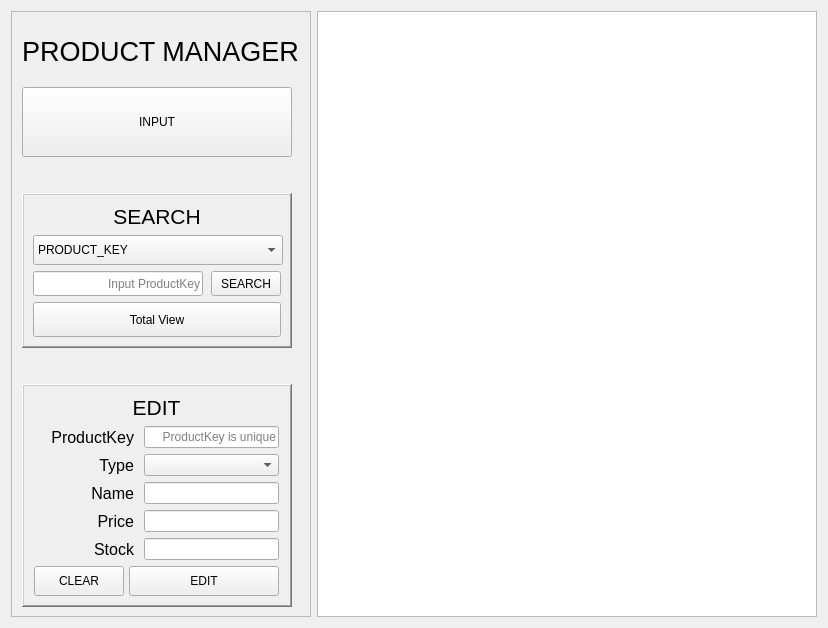
AndaCondaa/Project_CustomerManagementApp, file CustomerManagementAPP/Admin/productmanager.ui: the form before one commit.
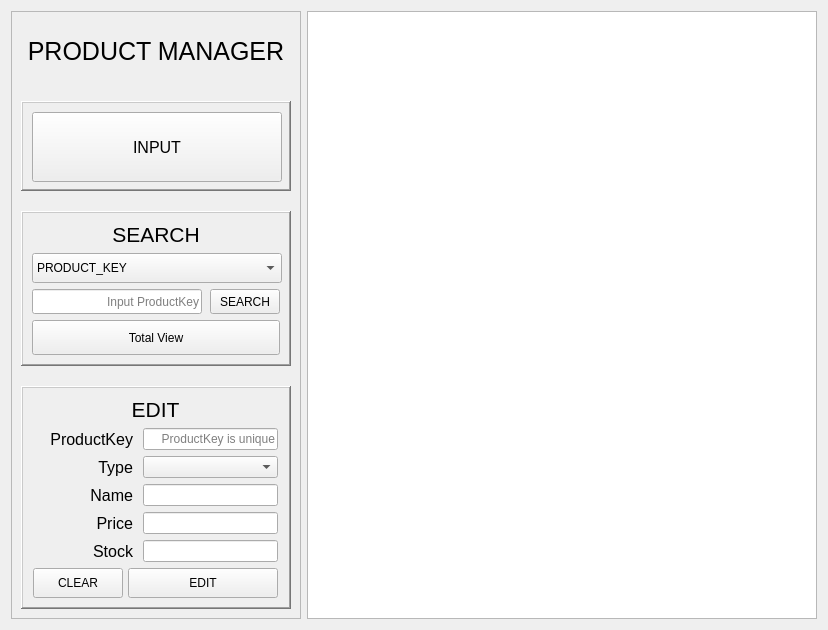
The form after the commit. Icons and pictures are not drawn.

What changed in the file:
```diff
--- a/CustomerManagementAPP/Admin/productmanager.ui
+++ b/CustomerManagementAPP/Admin/productmanager.ui
@@ -13,11 +13,23 @@
   <property name="windowTitle">
    <string>Form</string>
   </property>
-  <layout class="QGridLayout" name="gridLayout_4">
+  <layout class="QGridLayout" name="gridLayout_5">
    <item row="0" column="0">
     <layout class="QHBoxLayout" name="horizontalLayout_8">
      <item>
       <widget class="QFrame" name="frame_3">
+       <property name="minimumSize">
+        <size>
+         <width>290</width>
+         <height>0</height>
+        </size>
+       </property>
+       <property name="maximumSize">
+        <size>
+         <width>290</width>
+         <height>16777215</height>
+        </size>
+       </property>
        <property name="frameShape">
         <enum>QFrame::StyledPanel</enum>
        </property>
@@ -27,11 +39,26 @@
        <layout class="QGridLayout" name="gridLayout_3">
         <item row="0" column="0">
          <layout class="QVBoxLayout" name="verticalLayout_3">
+          <property name="spacing">
+           <number>20</number>
+          </property>
           <item>
            <widget class="QLabel" name="label">
+            <property name="minimumSize">
+             <size>
+              <width>0</width>
+              <height>60</height>
+             </size>
+            </property>
+            <property name="maximumSize">
+             <size>
+              <width>16777215</width>
+              <height>60</height>
+             </size>
+            </property>
             <property name="font">
              <font>
-              <pointsize>20</pointsize>
+              <pointsize>19</pointsize>
              </font>
             </property>
             <property name="text">
@@ -43,22 +70,43 @@
            </widget>
           </item>
           <item>
+           <widget class="QFrame" name="frame_4">
+            <property name="minimumSize">
+             <size>
+              <width>270</width>
+              <height>90</height>
+             </size>
+            </property>
+            <property name="maximumSize">
+             <size>
+              <width>270</width>
+              <height>90</height>
+             </size>
+            </property>
+            <property name="frameShape">
+             <enum>QFrame::WinPanel</enum>
+            </property>
+            <property name="frameShadow">
+             <enum>QFrame::Raised</enum>
+            </property>
+            <layout class="QGridLayout" name="gridLayout_4">
+             <item row="0" column="0">
            <widget class="QPushButton" name="inputButton">
             <property name="sizePolicy">
-             <sizepolicy hsizetype="Fixed" vsizetype="Fixed">
+                <sizepolicy hsizetype="Preferred" vsizetype="Preferred">
               <horstretch>0</horstretch>
               <verstretch>0</verstretch>
              </sizepolicy>
             </property>
             <property name="minimumSize">
              <size>
-              <width>270</width>
+                 <width>250</width>
               <height>70</height>
              </size>
             </property>
             <property name="maximumSize">
              <size>
-              <width>250</width>
+                 <width>300</width>
               <height>70</height>
              </size>
             </property>
@@ -74,6 +122,11 @@
               <height>80</height>
              </size>
             </property>
+               <property name="font">
+                <font>
+                 <pointsize>12</pointsize>
+                </font>
+               </property>
             <property name="text">
              <string>INPUT</string>
             </property>
@@ -89,21 +142,8 @@
             </property>
            </widget>
           </item>
-          <item>
-           <spacer name="verticalSpacer">
-            <property name="orientation">
-             <enum>Qt::Vertical</enum>
-            </property>
-            <property name="sizeType">
-             <enum>QSizePolicy::Fixed</enum>
-            </property>
-            <property name="sizeHint" stdset="0">
-             <size>
-              <width>20</width>
-              <height>30</height>
-             </size>
-            </property>
-           </spacer>
+            </layout>
+           </widget>
           </item>
           <item>
            <widget class="QFrame" name="frame">
@@ -278,22 +318,6 @@
             </layout>
            </widget>
           </item>
-          <item>
-           <spacer name="verticalSpacer_2">
-            <property name="orientation">
-             <enum>Qt::Vertical</enum>
-            </property>
-            <property name="sizeType">
-             <enum>QSizePolicy::Fixed</enum>
-            </property>
-            <property name="sizeHint" stdset="0">
-             <size>
-              <width>20</width>
-              <height>30</height>
-             </size>
-            </property>
-           </spacer>
-          </item>
           <item>
            <widget class="QFrame" name="frame_2">
             <property name="sizePolicy">
```
Lines whose indentation alone changed are shown as unchanged.
